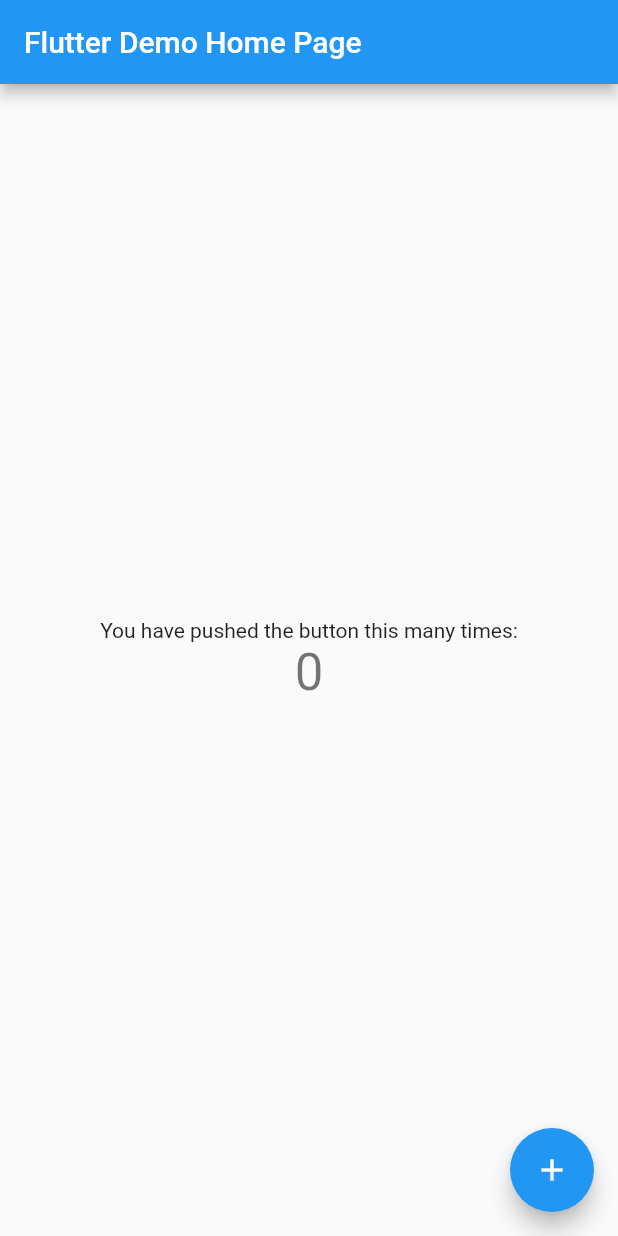
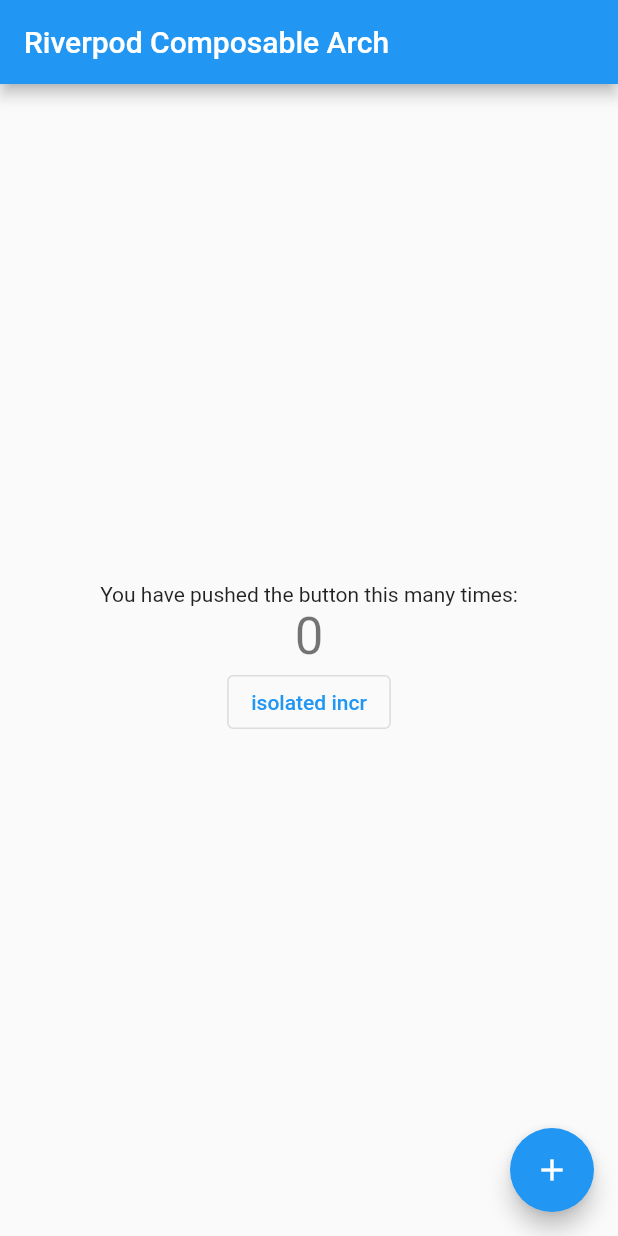
Before and after one commit to drewdeponte/flutter_forge, a Flutter app: the screen it shows after launch, on a phone screen of 412 x 824 dp. Run offline on Flutter 3.47's test engine with Material 2 defaults, Android fonts, the phone set to English and light mode, and no system bars; our stand-ins replace flutter_riverpod; missing offline and left inert: fimber.

```diff
--- /dev/null
+++ b/lib/counter.dart
@@ -0,0 +1,35 @@
+library counter;
+
+import 'package:flutter/material.dart';
+import 'package:flutter_riverpod/flutter_riverpod.dart';
+import 'store.dart';
+
+// State definition
+@immutable
+class CounterState {
+  const CounterState({required this.count});
+  final int count;
+}
+
+// Reducer Action
+CounterState increment(Ref ref, CounterState state) {
+  return CounterState(count: state.count + 1);
+}
+
+// Widget
+class Counter extends StatelessWidget {
+  const Counter({super.key, required this.store});
+  final StoreInterface<CounterState> store;
+
+  @override
+  Widget build(BuildContext context) {
+    return store.viewBuilder((state, viewStore) {
+      return Column(children: [
+        Text('${state.count}', style: Theme.of(context).textTheme.headline4,),
+        OutlinedButton(
+          onPressed: () => viewStore.send(increment),
+          child: const Text("isolated incr"))
+      ]);
+    });
+  }
+}
--- a/lib/main.dart
+++ b/lib/main.dart
@@ -1,7 +1,12 @@
 import 'package:flutter/material.dart';
+import 'package:flutter_riverpod/flutter_riverpod.dart';
+
+import 'store.dart';
+
+import 'counter.dart';
 
 void main() {
-  runApp(const MyApp());
+  runApp(const ProviderScope(child: MyApp()));
 }
 
 class MyApp extends StatelessWidget {
@@ -24,8 +29,58 @@ class MyApp extends StatelessWidget {
         // is not restarted.
         primarySwatch: Colors.blue,
       ),
-      home: const MyHomePage(title: 'Flutter Demo Home Page'),
+      home: MyModularHomePage(store: Store(initialState: const AppState(counter: CounterState(count: 0)))),
     );
+  }
+}
+
+@immutable
+class AppState {
+  const AppState({required this.counter});
+  final CounterState counter;
+}
+
+AppState incrementCounter(Ref ref, AppState state) {
+  return AppState(counter: CounterState(count: state.counter.count + 1));
+}
+
+class MyModularHomePage extends StatelessWidget {
+  const MyModularHomePage({super.key, required this.store});
+  final StoreInterface<AppState> store;
+
+  @override
+  Widget build(BuildContext context) {
+    return store.viewBuilder((state, viewStore) {
+      return Scaffold(
+        appBar: AppBar(
+          title: const Text('Riverpod Composable Arch'),
+        ),
+        body: Center(
+          child: Column(
+            mainAxisAlignment: MainAxisAlignment.center,
+            children: <Widget>[
+              const Text(
+                'You have pushed the button this many times:',
+              ),
+              Counter(
+                store: store.scope(
+                  globalToLocalState: (appState) => appState.counter,
+                  localToGlobalAction: (localAction) {
+                    return (Ref ref, AppState state) async {
+                      return AppState(counter: await localAction(ref, state.counter));
+                    };
+                  })
+              ),
+            ],
+          ),
+        ),
+        floatingActionButton: FloatingActionButton(
+          onPressed: () => viewStore.send(incrementCounter),
+          tooltip: 'Increment',
+          child: const Icon(Icons.add),
+        ), // This trailing comma makes auto-formatting nicer for build methods.
+      );
+    });
   }
 }
 
--- /dev/null
+++ b/lib/store.dart
@@ -0,0 +1,149 @@
+import 'dart:collection';
+import 'dart:async';
+import 'package:fimber/fimber.dart';
+import 'package:flutter/material.dart';
+import 'package:flutter_riverpod/flutter_riverpod.dart';
+
+// Two ways I can think of using Riverpod to scope down
+// - ref.watch(provider.select(do scoping here))
+// - Construct a new provider that is based on a ref.watch() of another provider - this might make the most sense in terms of scoping down from a parent state to a child state
+
+typedef ReducerAction<State> = FutureOr<State> Function(Ref, State);
+
+typedef ViewStoreProvider<State> = StateNotifierProvider<ViewStore<State>, State>;
+
+typedef ViewStoreProviderBuilder<State> = ViewStoreProvider<State> Function(State);
+
+ViewStoreProvider<State> viewStoreProvider<State>(State initialState) {
+  return ViewStoreProvider<State>((ref) => ViewStore<State>(ref, initialState));
+}
+
+abstract class StoreInterface<State> {
+  ViewStoreInterface<State> viewStore(WidgetRef ref);
+  Consumer viewBuilder(Widget Function(State state, ViewStoreInterface<State> viewStore) builder);
+  StoreInterface<ChildState> scope<ChildState>({required ChildState Function(State) globalToLocalState, required ReducerAction<State> Function(ReducerAction<ChildState>) localToGlobalAction});
+}
+
+abstract class ViewStoreInterface<State> {
+  void send(ReducerAction<State> action);
+}
+
+// Maybe I can give a widget either a store that fully owns it's own state or a
+// store that is filtering/transforming state from another store above that
+// owns it. The trick though is figuring out how to manage the translaction of
+// the actions back up the chain. Although it might not be that hard.
+
+class Store<State> extends StoreInterface<State> {
+  Store({required State initialState}): _stateNotifierProvider = viewStoreProvider(initialState);
+  final StateNotifierProvider<ViewStore<State>, State> _stateNotifierProvider;
+
+  @override
+  ViewStore<State> viewStore(WidgetRef ref) {
+    return ref.read(_stateNotifierProvider.notifier);
+  }
+
+  @override
+  Consumer viewBuilder(Widget Function(State state, ViewStoreInterface<State> viewStore) builder) {
+    return Consumer(builder: (context, ref, child) {
+      final state = ref.watch(_stateNotifierProvider);
+      return builder.call(state, viewStore(ref));
+    },);
+  }
+
+  @override
+  StoreInterface<ChildState> scope<ChildState>({required ChildState Function(State) globalToLocalState, required ReducerAction<State> Function(ReducerAction<ChildState>) localToGlobalAction}) {
+    return ScopedStore<ChildState, State>(
+      parentStore: this,
+      stateProvider: Provider<ChildState>((ref) {
+        final parentState = ref.watch(_stateNotifierProvider);
+        return globalToLocalState.call(parentState);
+      }),
+      localActionToGlobalAction: localToGlobalAction
+    );
+  }
+}
+
+class ScopedStore<State, ParentState> extends StoreInterface<State> {
+  final StoreInterface<ParentState> parentStore;
+  final Provider<State> stateProvider;
+  final ReducerAction<ParentState> Function(ReducerAction<State>) localActionToGlobalAction;
+
+  ScopedStore({required this.parentStore, required this.stateProvider, required this.localActionToGlobalAction});
+
+  @override
+  ViewStoreInterface<State> viewStore(WidgetRef ref) {
+    return ScopedViewStore(parentStore.viewStore(ref), localActionToGlobalAction);
+  }
+
+  @override
+  Consumer viewBuilder(Widget Function(State state, ViewStoreInterface<State> viewStore) builder) {
+    return Consumer(builder: (context, ref, child) {
+      final state = ref.watch(stateProvider);
+      return builder.call(state, viewStore(ref));
+    });
+  }
+
+  @override
+  StoreInterface<ChildState> scope<ChildState>({required ChildState Function(State) globalToLocalState, required ReducerAction<State> Function(ReducerAction<ChildState>) localToGlobalAction}) {
+    return ScopedStore<ChildState, State>(
+      parentStore: this,
+      stateProvider: Provider<ChildState>((ref) {
+        final parentState = ref.watch(stateProvider);
+        return globalToLocalState.call(parentState);
+      }),
+      localActionToGlobalAction: localToGlobalAction
+    );
+  }
+}
+
+class ScopedViewStore<State, ParentState> implements ViewStoreInterface<State> {
+  ScopedViewStore(this.parentViewStore, this.childToParentAction);
+
+  final ViewStoreInterface<ParentState> parentViewStore;
+  final ReducerAction<ParentState> Function(ReducerAction<State>) childToParentAction;
+
+  @override
+  void send(ReducerAction<State> action) {
+    parentViewStore.send(childToParentAction(action));
+  }
+}
+
+class ViewStore<State> extends StateNotifier<State> implements ViewStoreInterface<State> {
+  ViewStore(this.ref, State initialState) : super(initialState);
+  final Ref ref;
+  final Queue<ReducerAction<State>> actionQueue = Queue();
+  bool isSending = false;
+
+  @override
+  void send(ReducerAction<State> action) {
+    actionQueue.addFirst(action);
+
+    if (isSending) {
+      return;
+    }
+
+    _processQueue();
+  }
+
+  Future<void> _processQueue() async {
+    isSending = true;
+
+    while (actionQueue.isNotEmpty) {
+      final action = actionQueue.removeLast();
+      Fimber.d('send($action): begin:');
+
+      try {
+        final newState = await action(ref, state);
+        Fimber.d('send($action): end:\nnewState: $newState');
+        state = newState;
+      } catch (error) {
+        Fimber.d('error executing action: $action\nerror: $error');
+      }
+    }
+
+    isSending = false;
+  }
+
+  @override
+  String toString() => 'ViewStore(ref: $ref)';
+}
```
